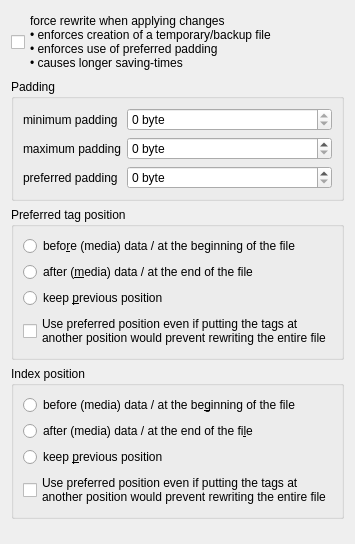
First picture: the form in gui/filelayout.ui, repository Martchus/tageditor, before the edit.
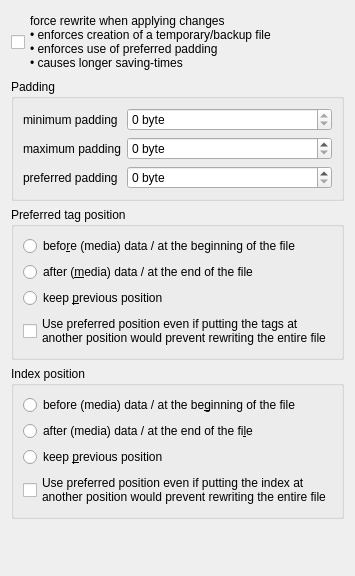
Second picture: the form after the edit. Custom widgets are drawn as their Qt base class.

Patch:
```diff
--- a/gui/filelayout.ui
+++ b/gui/filelayout.ui
@@ -2,14 +2,6 @@
 <ui version="4.0">
  <class>QtGui::FileLayoutPage</class>
  <widget class="QWidget" name="QtGui::FileLayoutPage">
-  <property name="geometry">
-   <rect>
-    <x>0</x>
-    <y>0</y>
-    <width>315</width>
-    <height>544</height>
-   </rect>
-  </property>
   <property name="sizePolicy">
    <sizepolicy hsizetype="Maximum" vsizetype="Preferred">
     <horstretch>0</horstretch>
@@ -213,7 +205,7 @@
       <item>
        <widget class="QCheckBox" name="indexPosForceCheckBox">
         <property name="text">
-         <string>Use preferred position even if putting the tags at
+         <string>Use preferred position even if putting the index at
 another position would prevent rewriting the entire file</string>
         </property>
        </widget>
```
